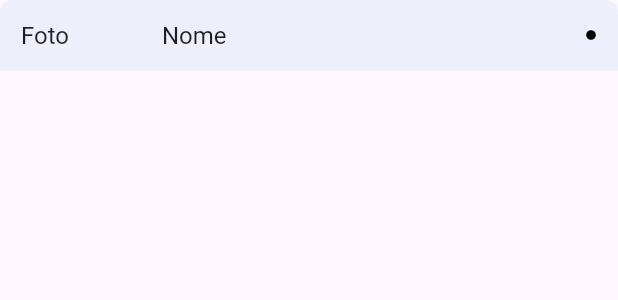
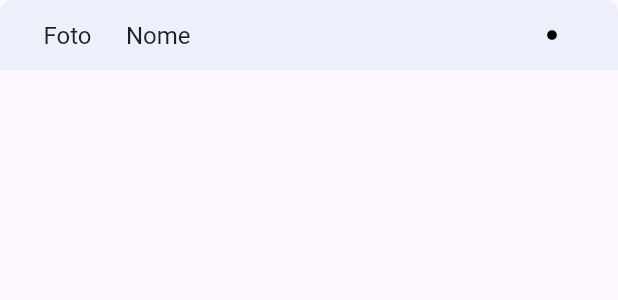
Before and after one commit to AlexandreCalmonJr/be_talent_testcalmon, a Flutter app: the TableHeader widget shown alone on an empty page, opened directly, on a phone screen of 412 x 824 dp. Shown: the top 300 px of the screen. Run offline on Flutter 3.47's test engine with Material 3 defaults, Android fonts, the phone set to English and light mode, and no system bars; our stand-ins replace bloc, dio, equatable, flutter_bloc; network calls fail; Roboto replaces fonts that are missing (Helvetica Neue).

Commit message:
feat table ajust

```diff
--- a/lib/widgets/table_header.dart
+++ b/lib/widgets/table_header.dart
@@ -11,14 +11,46 @@ class TableHeader extends StatelessWidget {
       decoration: const BoxDecoration(
         color: Color(0xFFEDEFFB),
         borderRadius: BorderRadius.only(
-            topLeft: Radius.circular(8), topRight: Radius.circular(8)),
+          topLeft: Radius.circular(8),
+          topRight: Radius.circular(8),
+        ),
       ),
       child: Row(
-        mainAxisAlignment: MainAxisAlignment.spaceBetween,
-        children: const [
-          Expanded(flex: 1, child: Text("Foto", style: headerStyle)),
-          Expanded(flex: 3, child: Text("Nome", style: headerStyle)),
-          Icon(Icons.circle, color: Colors.black, size: 8,),
+        mainAxisAlignment: MainAxisAlignment.start, // Alinha do início
+        crossAxisAlignment: CrossAxisAlignment.center, // Centraliza verticalmente
+        children: [
+          Expanded(
+            flex: 1,
+            child: Padding(
+              padding: const EdgeInsets.only(right: 8), // Espaço entre "Foto" e "Nome"
+              child: Text(
+                "Foto",
+                style: headerStyle,
+                textAlign: TextAlign.center,
+              ),
+            ),
+          ),
+          Expanded(
+            flex: 3,
+            child: Padding(
+              padding: const EdgeInsets.only(right: 8), // Ajuste o espaçamento conforme necessário
+              child: Text(
+                "Nome",
+                style: headerStyle,
+                textAlign: TextAlign.left,
+              ),
+            ),
+          ),
+          Spacer(), // Adiciona um espaço flexível
+          Padding(
+            padding: const EdgeInsets.only(right
+            : 26), // Ajuste o espaçamento conforme necessário
+            child: Icon(
+              Icons.circle,
+              color: Colors.black,
+              size: 8,
+            ),
+          ),
         ],
       ),
     );
```
